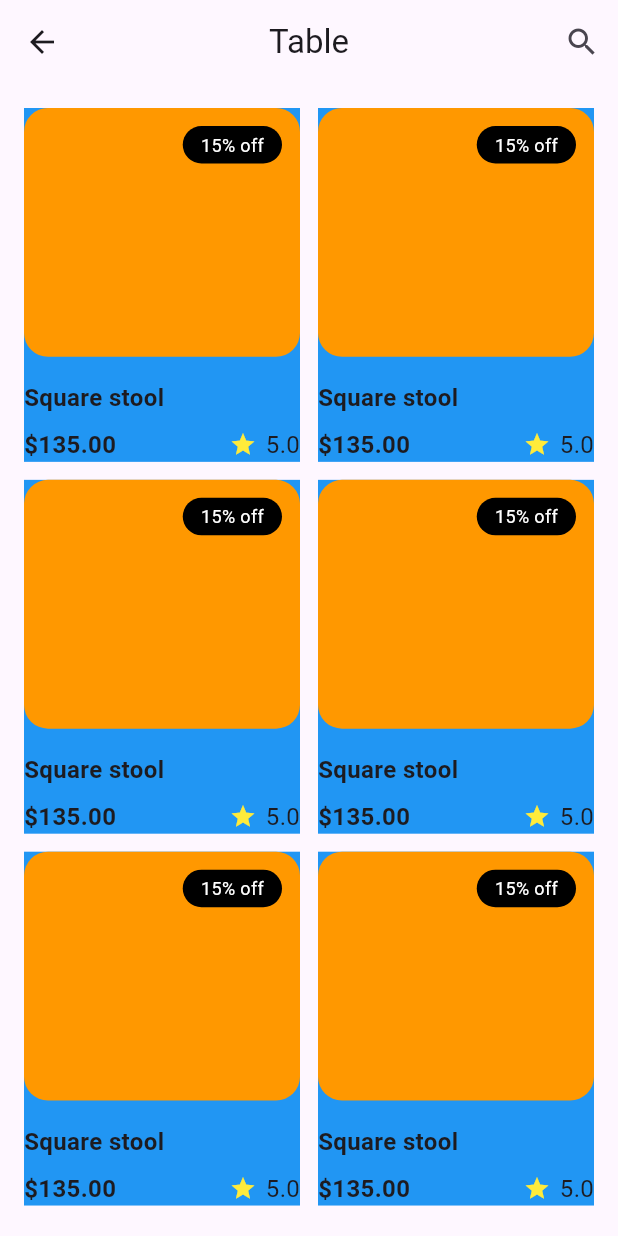
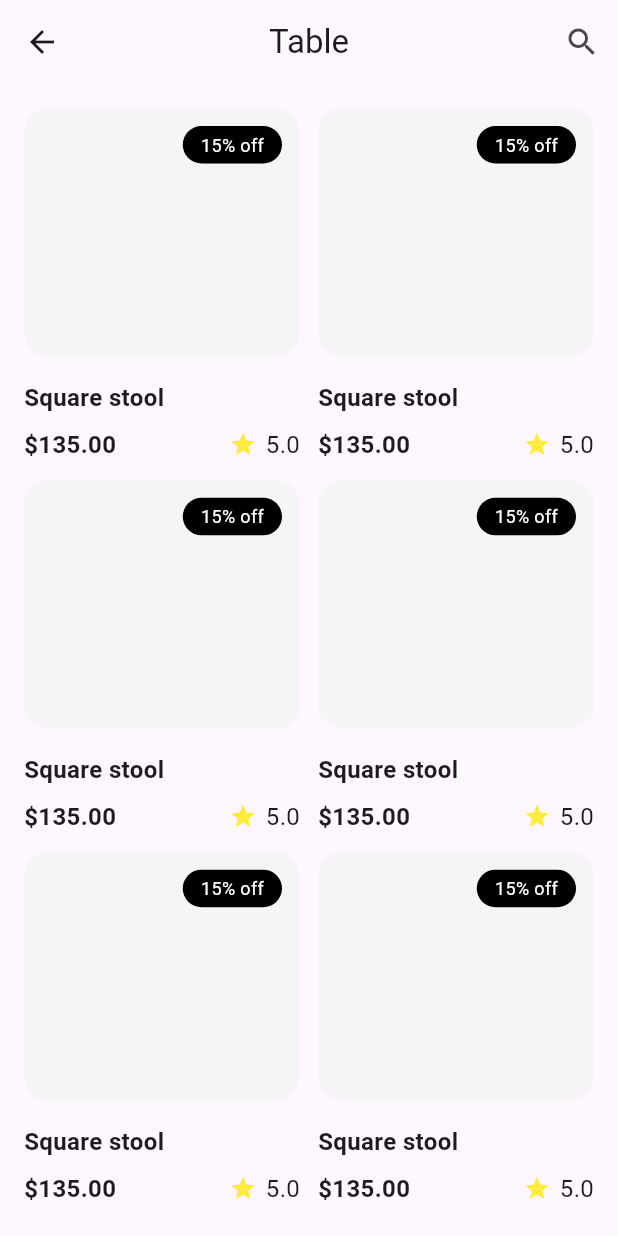
Before and after one commit to JAICHANGPARK/flutter_notebook_chapter_49, a Flutter app: the FurnitureTablePage screen opened directly, on a phone screen of 412 x 824 dp. Run offline on Flutter 3.47's test engine with Material 3 defaults, Android fonts, the phone set to English and light mode, and no system bars; our stand-ins replace dots_indicator, gap, google_fonts.

Commit message:
Update furniture_table_page.dart

```diff
--- a/lib/ep2460_furniture_app/ui/furniture_table_page.dart
+++ b/lib/ep2460_furniture_app/ui/furniture_table_page.dart
@@ -29,7 +29,6 @@ class _FurnitureTablePageState extends State<FurnitureTablePage> {
             ),
             itemBuilder: (context, index) {
               return Container(
-                color: Colors.blue,
                 child: Column(
                   crossAxisAlignment: .start,
                   spacing: 16,
@@ -37,7 +36,7 @@ class _FurnitureTablePageState extends State<FurnitureTablePage> {
                     Expanded(
                       child: Container(
                         decoration: BoxDecoration(
-                          color: Colors.orange,
+                          color: Colors.grey[100],
                           borderRadius: .circular(16),
                         ),
                         child: Stack(
```
